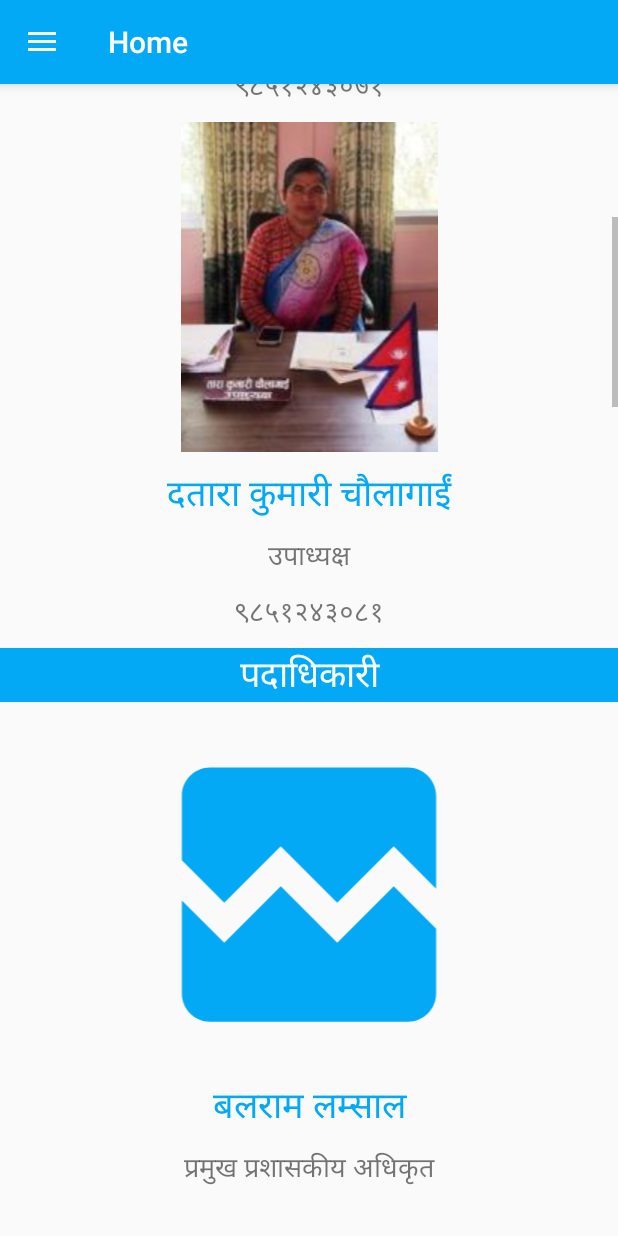
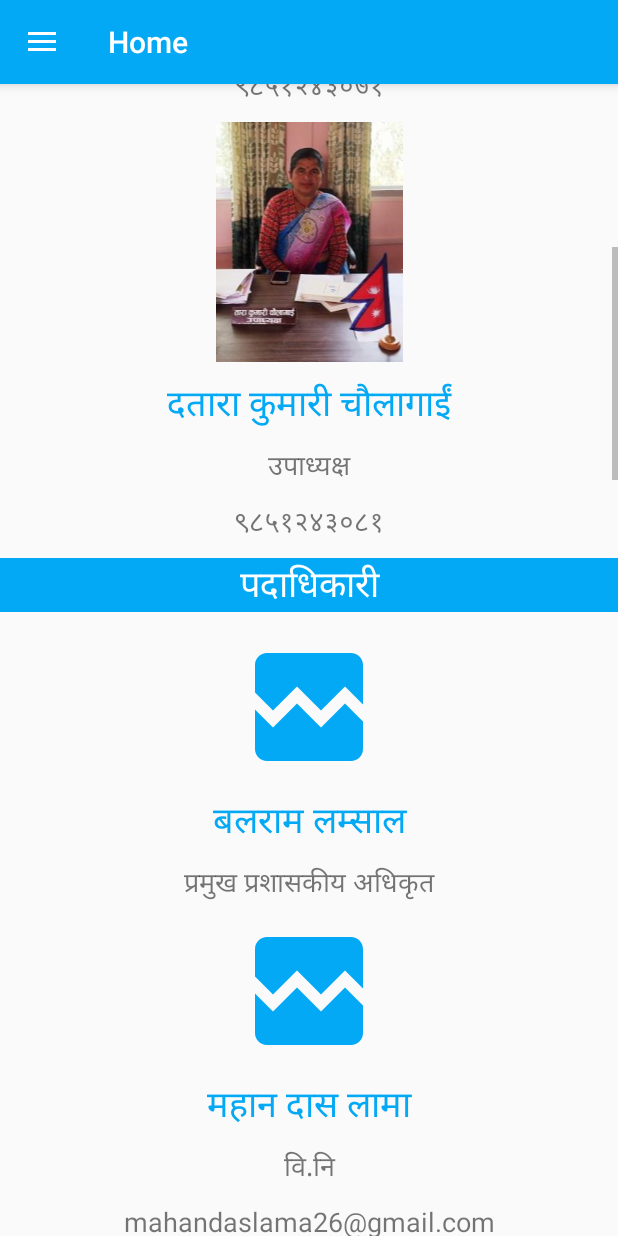
Before and after one commit to sagarkarki92/chaurideurali_app, an Android app: the screen it shows after launch (MainActivity2), scrolled down 537 dp, on a phone screen of 412 x 824 dp. Run offline under Robolectric (Android 15) with nearby library versions, the phone set to English and light mode, and no system bars.

Commit message:
image size for all page is fixed

```diff
--- a/app/src/main/res/drawable/broken.xml
+++ b/app/src/main/res/drawable/broken.xml
@@ -1,5 +1,5 @@
-<vector android:height="226dp" android:tint="#03A9F4"
+<vector android:height="96dp" android:tint="#03A9F4"
     android:viewportHeight="24.0" android:viewportWidth="24.0"
-    android:width="226dp" xmlns:android="http://schemas.android.com/apk/res/android">
+    android:width="96dp" xmlns:android="http://schemas.android.com/apk/res/android">
     <path android:fillColor="#FF000000" android:pathData="M21,5v6.59l-3,-3.01 -4,4.01 -4,-4 -4,4 -3,-3.01L3,5c0,-1.1 0.9,-2 2,-2h14c1.1,0 2,0.9 2,2zM18,11.42l3,3.01L21,19c0,1.1 -0.9,2 -2,2L5,21c-1.1,0 -2,-0.9 -2,-2v-6.58l3,2.99 4,-4 4,4 4,-3.99z"/>
 </vector>
--- a/app/src/main/res/layout/activity_contact_us.xml
+++ b/app/src/main/res/layout/activity_contact_us.xml
@@ -20,7 +20,7 @@
         android:layout_height="wrap_content">
 
         <LinearLayout
-            android:padding="@dimen/teen_dp"
+
             android:layout_width="match_parent"
             android:layout_height="wrap_content"
             android:orientation="vertical" >
@@ -36,6 +36,7 @@
             </LinearLayout>
 
             <LinearLayout
+
                 android:padding="@dimen/teen_dp"
                 android:layout_width="match_parent"
                 android:layout_height="wrap_content"
--- a/app/src/main/res/layout/activity_main2.xml
+++ b/app/src/main/res/layout/activity_main2.xml
@@ -255,7 +255,7 @@
                     android:layout_width="match_parent"
                     android:layout_height="wrap_content"
                     android:layout_marginBottom="10dp"
-                    app:srcCompat="@drawable/chairman" />
+                    app:srcCompat="@drawable/vicechairman" />
 
                 <TextView
                     android:id="@+id/vice_president_name"
```
Also changed, not shown: app/src/main/res/drawable/chairman.jpg (deleted).
